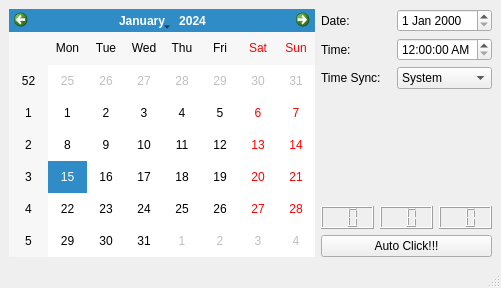
This is mainwindow.ui in jackyko1991/Auto_Clicker as Qt 5 draws it before an edit. The edited form follows.
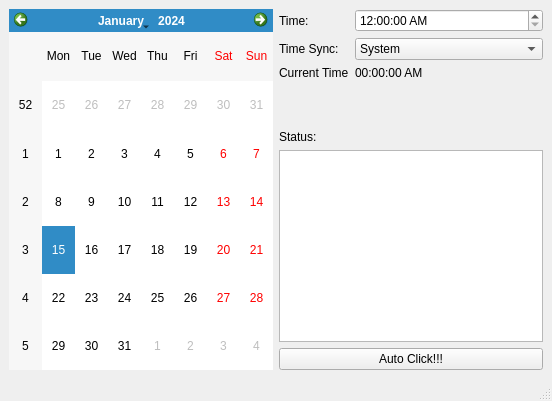
This is the edited form.

Patch:
```diff
--- a/mainwindow.ui
+++ b/mainwindow.ui
@@ -6,8 +6,8 @@
    <rect>
     <x>0</x>
     <y>0</y>
-    <width>501</width>
-    <height>288</height>
+    <width>552</width>
+    <height>401</height>
    </rect>
   </property>
   <property name="windowTitle">
@@ -20,32 +20,6 @@
     </item>
     <item>
      <layout class="QVBoxLayout" name="verticalLayout">
-      <item>
-       <layout class="QHBoxLayout" name="horizontalLayout">
-        <item>
-         <widget class="QLabel" name="label_2">
-          <property name="minimumSize">
-           <size>
-            <width>70</width>
-            <height>0</height>
-           </size>
-          </property>
-          <property name="maximumSize">
-           <size>
-            <width>70</width>
-            <height>16777215</height>
-           </size>
-          </property>
-          <property name="text">
-           <string>Date:</string>
-          </property>
-         </widget>
-        </item>
-        <item>
-         <widget class="QDateEdit" name="dateEdit"/>
-        </item>
-       </layout>
-      </item>
       <item>
        <layout class="QHBoxLayout" name="horizontalLayout_2">
         <item>
@@ -108,6 +82,48 @@
         </item>
        </layout>
       </item>
+      <item>
+       <layout class="QHBoxLayout" name="horizontalLayout_4">
+        <item>
+         <widget class="QLabel" name="label_6">
+          <property name="minimumSize">
+           <size>
+            <width>70</width>
+            <height>0</height>
+           </size>
+          </property>
+          <property name="maximumSize">
+           <size>
+            <width>70</width>
+            <height>16777215</height>
+           </size>
+          </property>
+          <property name="text">
+           <string>Current Time:</string>
+          </property>
+         </widget>
+        </item>
+        <item>
+         <widget class="QLabel" name="label_5">
+          <property name="minimumSize">
+           <size>
+            <width>0</width>
+            <height>0</height>
+           </size>
+          </property>
+          <property name="maximumSize">
+           <size>
+            <width>16777215</width>
+            <height>16777215</height>
+           </size>
+          </property>
+          <property name="text">
+           <string>00:00:00 AM</string>
+          </property>
+         </widget>
+        </item>
+       </layout>
+      </item>
       <item>
        <spacer name="verticalSpacer">
         <property name="orientation">
@@ -122,29 +138,26 @@
        </spacer>
       </item>
       <item>
-       <layout class="QHBoxLayout" name="horizontalLayout_4">
-        <item>
-         <widget class="QLCDNumber" name="lcdNumberHour">
-          <property name="digitCount">
-           <number>2</number>
-          </property>
-         </widget>
-        </item>
-        <item>
-         <widget class="QLCDNumber" name="lcdNumberMinute">
-          <property name="digitCount">
-           <number>2</number>
-          </property>
-         </widget>
-        </item>
-        <item>
-         <widget class="QLCDNumber" name="lcdNumberSecond">
-          <property name="digitCount">
-           <number>2</number>
-          </property>
-         </widget>
-        </item>
-       </layout>
+       <widget class="QLabel" name="label_4">
+        <property name="minimumSize">
+         <size>
+          <width>70</width>
+          <height>0</height>
+         </size>
+        </property>
+        <property name="maximumSize">
+         <size>
+          <width>70</width>
+          <height>16777215</height>
+         </size>
+        </property>
+        <property name="text">
+         <string>Status:</string>
+        </property>
+       </widget>
+      </item>
+      <item>
+       <widget class="QPlainTextEdit" name="plainTextEdit"/>
       </item>
       <item>
        <widget class="QPushButton" name="pushButton">
```
Left out of the diff: 2 changed lines with no effect on the pictures.
